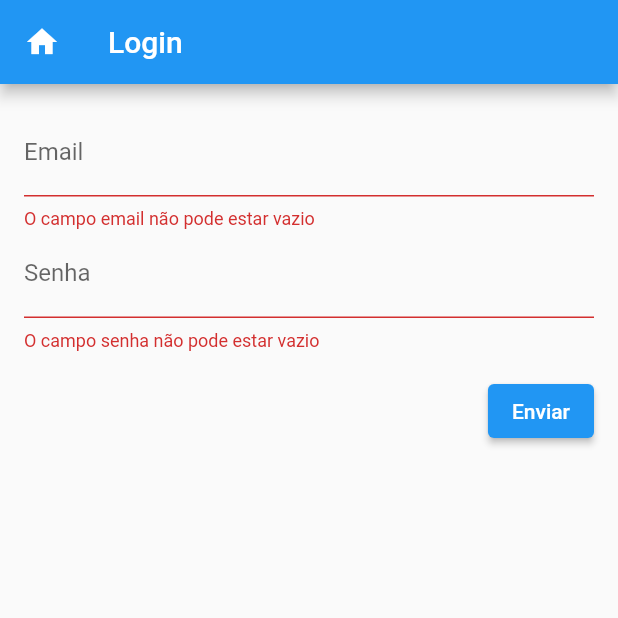
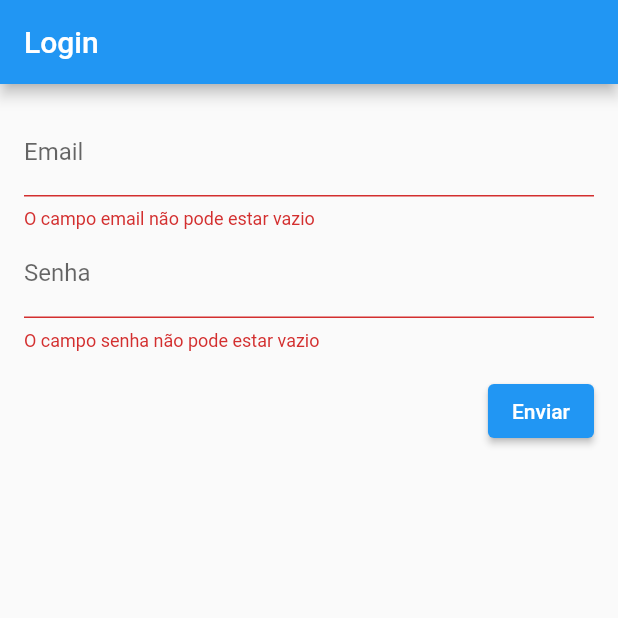
Before and after one commit to emanuelvasconnobre/romantic-app, a Flutter app: the screen it shows after launch, after a tap on "Enviar", on a phone screen of 412 x 824 dp, the top half of it. Run offline on Flutter 3.47's test engine with Material 2 defaults, Android fonts, the phone set to English and light mode, and no system bars; our stand-ins replace cloud_firestore, firebase_auth, firebase_core, firebase_storage, flutter_bloc, fluttertoast and 1 more; accounts and stored records are empty; generated files the repository leaves out were written again.

Commit message:
refac: trocando o nome do app para Ayane, adicionando a logo e tirando a página home

```diff
--- a/lib/main.dart
+++ b/lib/main.dart
@@ -6,7 +6,6 @@ import 'package:romanticapp/bloc/gallery_bloc.dart';
 import 'package:romanticapp/pages/gallery_page.dart';
 import 'package:romanticapp/routes/is_authenticated.route.dart';
 import 'package:romanticapp/routes/is_not_authenticated.route.dart';
-import 'package:romanticapp/screens/home.screen.dart';
 import 'package:romanticapp/screens/login.screen.dart';
 
 import 'firebase_options.dart';
@@ -35,7 +34,6 @@ class MyApp extends StatelessWidget {
         initialRoute: '/login',
         navigatorKey: appNavigatorKey,
         routes: {
-          '/': (context) => const IsNotAuthenticatedRoute(HomeScreen()),
           '/login': (context) => IsNotAuthenticatedRoute(
               LoginScreen(navigatorKey: appNavigatorKey)),
           '/gallery': (context) => IsAuthenticatedRoute(BlocProvider(
--- a/lib/pages/gallery_page.dart
+++ b/lib/pages/gallery_page.dart
@@ -15,12 +15,6 @@ class GalleryPage extends StatelessWidget {
         child: Scaffold(
           appBar: AppBar(
             automaticallyImplyLeading: false,
-            leading: IconButton(
-              icon: const Icon(Icons.home), // Customize the icon as needed
-              onPressed: () {
-                navigatorKey.currentState?.pushNamed('/');
-              },
-            ),
             title: const Text('Romantic App'),
           ),
           body: TabBarView(
--- a/lib/screens/home.screen.dart
+++ /dev/null
@@ -1,21 +0,0 @@
-import 'package:flutter/material.dart';
-import 'package:romanticapp/widgets/UI/app_button.dart';
-
-class HomeScreen extends StatelessWidget {
-  const HomeScreen({super.key});
-
-  @override
-  Widget build(BuildContext context) {
-    return Scaffold(
-      appBar: AppBar(
-        title: const Text('Home'),
-      ),
-      body: const Center(
-        child: AppButton(
-          'Fazer login',
-          routeName: "/login",
-        ),
-      ),
-    );
-  }
-}
--- a/lib/screens/login.screen.dart
+++ b/lib/screens/login.screen.dart
@@ -84,12 +84,6 @@ class LoginScreenState extends State<LoginScreen> {
       appBar: AppBar(
         automaticallyImplyLeading: false,
         title: const Text('Login'),
-        leading: IconButton(
-          icon: const Icon(Icons.home), // Customize the icon as needed
-          onPressed: () {
-            widget.navigatorKey.currentState?.pushNamed('/');
-          },
-        ),
       ),
       body: Padding(
         padding: const EdgeInsets.all(16.0),
--- a/lib/screens/profile_screen.dart
+++ b/lib/screens/profile_screen.dart
@@ -34,7 +34,7 @@ class _ProfileScreenState extends State<ProfileScreen> {
     await _authBloc.logOut();
 
     if (!_authBloc.isLoggedIn) {
-      widget.navigatorKey.currentState?.pushNamed('/');
+      widget.navigatorKey.currentState?.pushNamed('/login');
     }
   }
 
```
Also changed, not shown: 6 other files.
